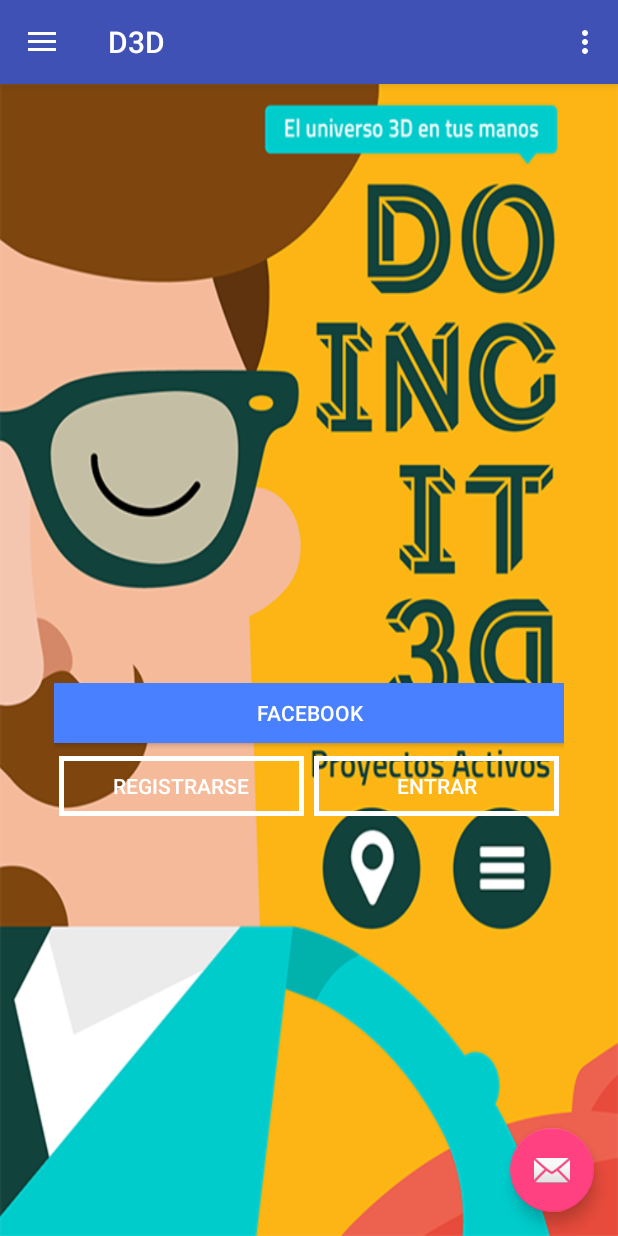
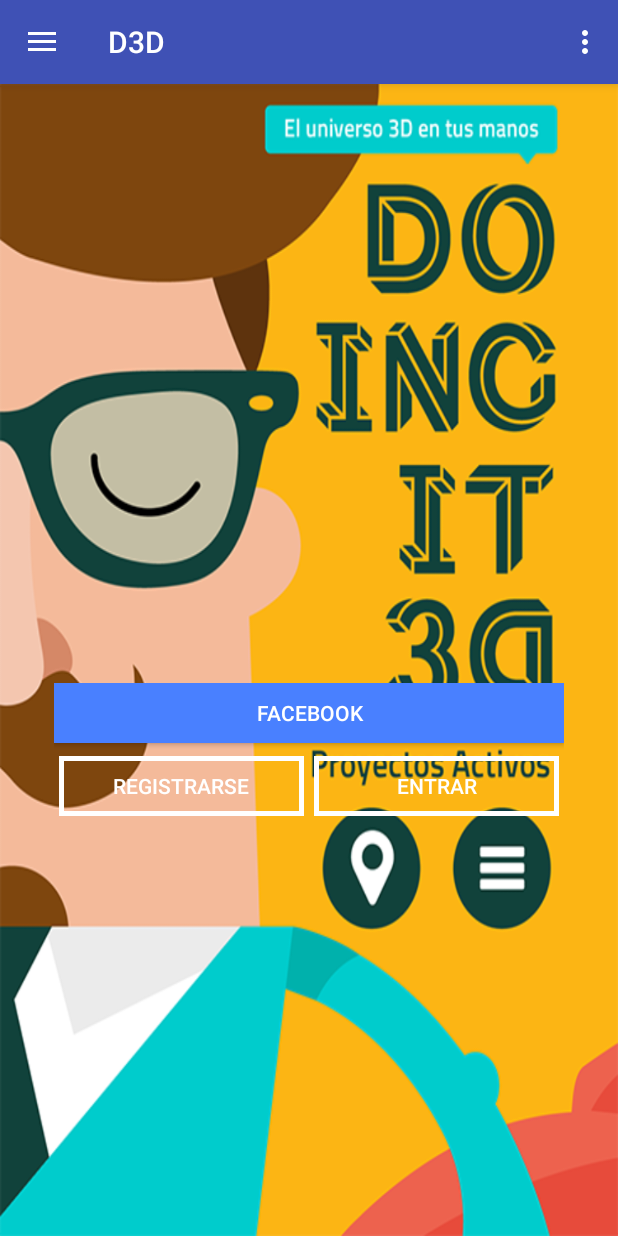
Before and after one commit to chrisvk66/D3D-master, an Android app: the screen it shows after launch (MainActivity), in the side drawer, after a tap on "Perfil", on a phone screen of 412 x 824 dp. Run offline under Robolectric (Android 15) with nearby library versions, the phone set to English and light mode, and no system bars.

Commit message:
He creado la actividad de "como funciona", funciona bien pero si uso las imagenes que pasó Jorge da error y he usado unas de prueba

```diff
--- a/app/build.gradle
+++ b/app/build.gradle
@@ -16,6 +16,9 @@ android {
             minifyEnabled false
             proguardFiles getDefaultProguardFile('proguard-android.txt'), 'proguard-rules.pro'
         }
+        debug {
+            debuggable true
+        }
     }
 }
 
--- a/app/src/main/AndroidManifest.xml
+++ b/app/src/main/AndroidManifest.xml
@@ -19,6 +19,10 @@
                 <category android:name="android.intent.category.LAUNCHER" />
             </intent-filter>
         </activity>
+
+        <activity android:name=".How_does_it_works"></activity>
+
+
     </application>
 
 </manifest>
--- /dev/null
+++ b/app/src/main/java/com/doingit3d/d3d/CustomSwipeAdapter.java
@@ -0,0 +1,71 @@
+package com.doingit3d.d3d;
+
+import android.app.Activity;
+import android.content.Context;
+import android.content.res.Resources;
+import android.graphics.drawable.Drawable;
+import android.support.v4.view.PagerAdapter;
+import android.view.LayoutInflater;
+import android.view.View;
+import android.view.ViewGroup;
+import android.widget.ImageView;
+import android.widget.LinearLayout;
+import android.widget.TextView;
+
+/**
+ * Created by David M on 28/02/2017.
+ */
+
+public class CustomSwipeAdapter extends PagerAdapter{
+
+    //NO BORREIS EL CODIGO COMENTADO
+    Activity activity;
+    private LayoutInflater layoutinflater;
+    private int[] fotos;
+    //private String []in;
+
+    /*public CustomSwipeAdapter(Activity activity, int[]fotos, String []in){
+        this.activity=activity;
+        this.fotos=fotos;
+        this.in=in;
+
+    }*/
+
+    public CustomSwipeAdapter(Activity activity, int[]fotos){
+        this.activity=activity;
+        this.fotos=fotos;
+       // this.in=in;
+
+    }
+
+
+    @Override
+    public int getCount() {
+        return fotos.length;
+    }
+
+    @Override
+    public boolean isViewFromObject(View view, Object object) {
+        return (view==(LinearLayout)object);
+    }
+
+    @Override
+    public Object instantiateItem(ViewGroup container, int position) {
+        //se infla el layout
+        layoutinflater=(LayoutInflater)activity.getApplicationContext().getSystemService(Context.LAYOUT_INFLATER_SERVICE);
+        View item_view =layoutinflater.inflate(R.layout.swipe_layout,container,false);
+
+        //el imageview del swipe_layout
+        ImageView im =(ImageView) item_view.findViewById(R.id.imagenes_instrucciones);
+        im.setImageResource(fotos[position]);
+        //TextView tv = (TextView)item_view.findViewById(R.id.textswipe);
+       // tv.setText(in[position]);
+        container.addView(item_view);
+        return item_view;
+    }
+
+    @Override
+    public void destroyItem(ViewGroup container, int position, Object object) {
+        container.removeView((LinearLayout)object);
+    }
+}
--- /dev/null
+++ b/app/src/main/java/com/doingit3d/d3d/How_does_it_works.java
@@ -0,0 +1,29 @@
+package com.doingit3d.d3d;
+
+import android.os.Bundle;
+import android.support.v4.view.ViewPager;
+import android.support.v7.app.AppCompatActivity;
+
+/**
+ * Created by David M on 11/04/2017.
+ */
+
+public class How_does_it_works extends AppCompatActivity {
+    private CustomSwipeAdapter csa;
+    private ViewPager vp;
+    //el array comentado es el bueno pero de error de outofmemoryerror y supongo que habria que redimensionarlas o algo de eso
+    //private int[] fotos ={R.drawable.screen_00,R.drawable.screen_01,R.drawable.screen_02,R.drawable.screen_03,R.drawable.screen_04,R.drawable.screen_05};
+
+    //fotos de prueba
+    private int[] fotos ={R.drawable.history_black,R.drawable.dashboard_black};
+
+    protected void onCreate(Bundle savedInstanceState) {
+        super.onCreate(savedInstanceState);
+        setContentView(R.layout.how_does_it_works);
+
+        vp =(ViewPager)findViewById(R.id.viewpager);
+        csa= new CustomSwipeAdapter(How_does_it_works.this,fotos);
+        vp.setAdapter(csa);
+
+    }
+}
--- a/app/src/main/java/com/doingit3d/d3d/MainActivity.java
+++ b/app/src/main/java/com/doingit3d/d3d/MainActivity.java
@@ -1,5 +1,6 @@
 package com.doingit3d.d3d;
 
+import android.content.Intent;
 import android.os.Bundle;
 import android.support.design.widget.FloatingActionButton;
 import android.support.design.widget.Snackbar;
@@ -23,14 +24,15 @@ public class MainActivity extends AppCompatActivity
         Toolbar toolbar = (Toolbar) findViewById(R.id.toolbar);
         setSupportActionBar(toolbar);
 
-        FloatingActionButton fab = (FloatingActionButton) findViewById(R.id.fab);
+        //comento el codigo del boton flotante porque por ahora no lo vamos a usar
+        /*FloatingActionButton fab = (FloatingActionButton) findViewById(R.id.fab);
         fab.setOnClickListener(new View.OnClickListener() {
             @Override
             public void onClick(View view) {
                 Snackbar.make(view, "Replace with your own action", Snackbar.LENGTH_LONG)
                         .setAction("Action", null).show();
             }
-        });
+        });*/
 
         DrawerLayout drawer = (DrawerLayout) findViewById(R.id.drawer_layout);
         ActionBarDrawerToggle toggle = new ActionBarDrawerToggle(
@@ -81,7 +83,7 @@ public class MainActivity extends AppCompatActivity
         int id = item.getItemId();
 
 
-        //esto se cambiará más adelante cuando tengamos la parte de la interfaz
+        //esto se cambiará más adelante cuando tengamos la parte de la interfaz y del menu lateral
        /* if (id == R.id.nav_camera) {
             // Handle the camera action
         } else if (id == R.id.nav_gallery) {
@@ -96,6 +98,11 @@ public class MainActivity extends AppCompatActivity
 
         }*/
 
+       //cuando se pulsa "como funciona"
+       if (id==R.id.nav_como_funciona){
+           startActivity(new Intent(this,How_does_it_works.class));
+       }
+
         DrawerLayout drawer = (DrawerLayout) findViewById(R.id.drawer_layout);
         drawer.closeDrawer(GravityCompat.START);
         return true;
--- a/app/src/main/res/layout/app_bar_main.xml
+++ b/app/src/main/res/layout/app_bar_main.xml
@@ -22,12 +22,13 @@
 
     <include layout="@layout/content_main" />
 
-    <android.support.design.widget.FloatingActionButton
+    <!-- Comento el boton flotante por si lo necesitamos mas adelante-->
+    <!--<android.support.design.widget.FloatingActionButton
         android:id="@+id/fab"
         android:layout_width="wrap_content"
         android:layout_height="wrap_content"
         android:layout_gravity="bottom|end"
         android:layout_margin="@dimen/fab_margin"
-        app:srcCompat="@android:drawable/ic_dialog_email" />
+        app:srcCompat="@android:drawable/ic_dialog_email" />-->
 
 </android.support.design.widget.CoordinatorLayout>
--- a/build.gradle
+++ b/build.gradle
@@ -5,7 +5,7 @@ buildscript {
         jcenter()
     }
     dependencies {
-        classpath 'com.android.tools.build:gradle:2.3.0'
+        classpath 'com.android.tools.build:gradle:2.3.1'
 
         // NOTE: Do not place your application dependencies here; they belong
         // in the individual module build.gradle files
```
Also changed, not shown: app/src/main/res/layout/how_does_it_works.xml (added, +12 -0 lines), app/src/main/res/layout/swipe_layout.xml (added, +16 -0 lines), app/src/main/res/drawable/screen_00.jpg (added), app/src/main/res/drawable/screen_01.jpg (added), app/src/main/res/drawable/screen_02.jpg (added), app/src/main/res/drawable/screen_03.jpg (added), app/src/main/res/drawable/screen_04.jpg (added), app/src/main/res/drawable/screen_05.jpg (added).
